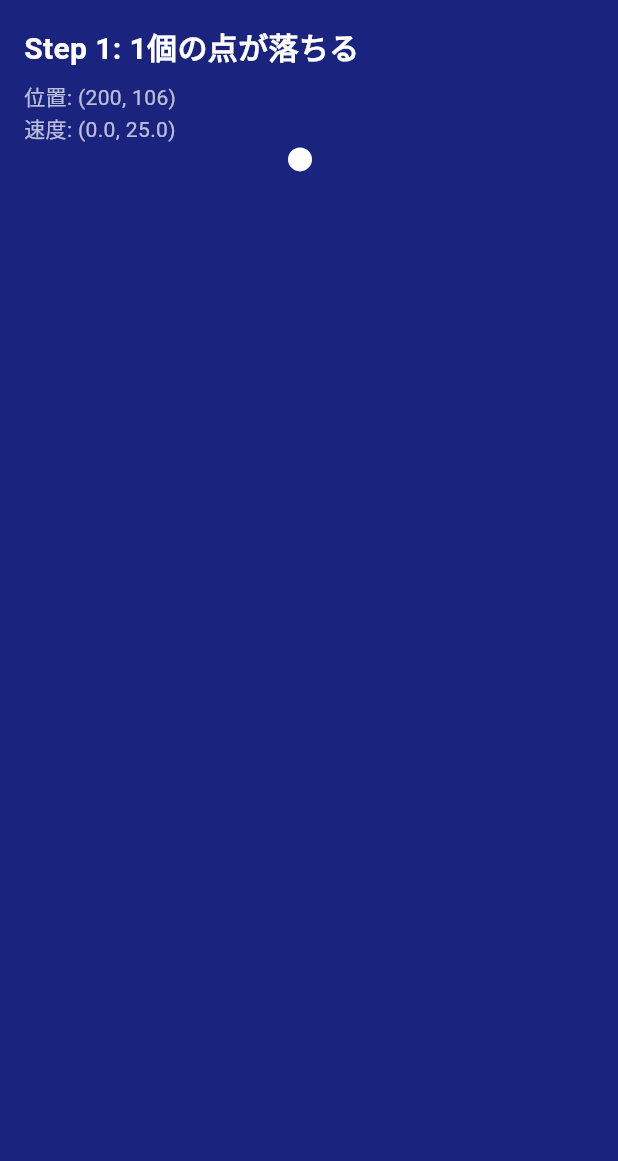
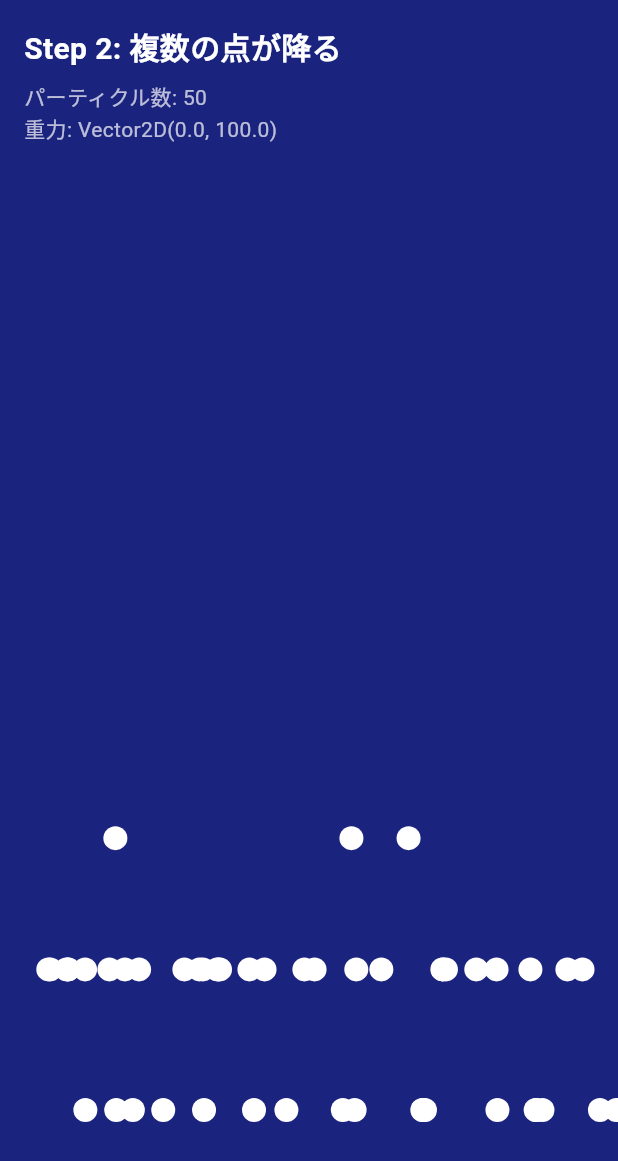
Before and after one commit to kouki2000/physics_splash_demo, a Flutter app: the screen it shows after launch, on a phone screen of 412 x 824 dp. Shown: the top 1161 px of the screen. Run offline on Flutter 3.47's test engine with Material 3 defaults, Android fonts, the phone set to English and light mode, and no system bars.

Commit message:
Step 2: 複数の点が落ちる物理演算

```diff
--- /dev/null
+++ b/lib/core/physics_engine.dart
@@ -0,0 +1,44 @@
+import 'package:flutter/material.dart';
+import 'simple_particle.dart';
+import 'vector2d.dart';
+
+/// 物理演算エンジン
+/// 複数のパーティクルを管理
+class PhysicsEngine {
+  final List<SimpleParticle> particles = [];
+  Vector2D gravity;
+
+  PhysicsEngine({Vector2D? gravity}) : gravity = gravity ?? Vector2D(0, 100);
+
+  /// パーティクルを追加
+  void addParticle(SimpleParticle particle) {
+    particles.add(particle);
+  }
+
+  /// 全てのパーティクルを更新
+  void update(double dt, Size screenSize) {
+    for (var particle in particles) {
+      // 重力を適用
+      particle.applyForce(gravity);
+
+      // 更新
+      particle.update(dt);
+
+      // 画面下に到達したら上に戻す
+      if (particle.position.y > screenSize.height) {
+        particle.position.y = -10;
+        particle.velocity = Vector2D.zero();
+      }
+    }
+  }
+
+  /// 全てのパーティクルを描画
+  void draw(Canvas canvas) {
+    for (var particle in particles) {
+      particle.draw(canvas);
+    }
+  }
+
+  /// パーティクル数を取得
+  int get particleCount => particles.length;
+}
--- a/lib/main.dart
+++ b/lib/main.dart
@@ -1,6 +1,8 @@
 import 'package:flutter/material.dart';
+import 'dart:math';
 import 'core/vector2d.dart';
 import 'core/simple_particle.dart';
+import 'core/physics_engine.dart';
 
 void main() {
   runApp(const MyApp());
@@ -15,38 +17,65 @@
       title: 'Physics Splash Demo',
       debugShowCheckedModeBanner: false,
       theme: ThemeData(primarySwatch: Colors.blue, useMaterial3: true),
-      home: const Step1Screen(),
+      home: const Step2Screen(),
     );
   }
 }
 
-class Step1Screen extends StatefulWidget {
-  const Step1Screen({Key? key}) : super(key: key);
+class Step2Screen extends StatefulWidget {
+  const Step2Screen({Key? key}) : super(key: key);
 
   @override
-  State<Step1Screen> createState() => _Step1ScreenState();
+  State<Step2Screen> createState() => _Step2ScreenState();
 }
 
-class _Step1ScreenState extends State<Step1Screen>
+class _Step2ScreenState extends State<Step2Screen>
     with SingleTickerProviderStateMixin {
   late AnimationController _controller;
-  late SimpleParticle _particle;
+  late PhysicsEngine _engine;
   DateTime _lastTime = DateTime.now();
+  final Random _random = Random();
+  bool _initialized = false; // 初期化フラグを追加
 
   @override
   void initState() {
     super.initState();
 
-    // パーティクルを作成（画面中央上部）
-    _particle = SimpleParticle(position: Vector2D(200, 100));
+    // 物理演算エンジンを作成
+    _engine = PhysicsEngine(gravity: Vector2D(0, 100));
 
     // 60FPSのアニメーションコントローラー
     _controller = AnimationController(
       vsync: this,
-      duration: const Duration(days: 1), // 無限ループ
+      duration: const Duration(days: 1),
     )..addListener(_onFrame);
 
     _controller.repeat();
+  }
+
+  @override
+  void didChangeDependencies() {
+    super.didChangeDependencies();
+
+    // 初回だけパーティクルを追加
+    if (!_initialized) {
+      for (int i = 0; i < 50; i++) {
+        _addRandomParticle();
+      }
+      _initialized = true;
+    }
+  }
+
+  /// ランダムな位置にパーティクルを追加
+  void _addRandomParticle() {
+    final screenWidth = MediaQuery.of(context).size.width;
+    final particle = SimpleParticle(
+      position: Vector2D(
+        _random.nextDouble() * screenWidth, // ランダムなX座標
+        _random.nextDouble() * -200, // 画面上部（少し上から）
+      ),
+    );
+    _engine.addParticle(particle);
   }
 
   void _onFrame() {
@@ -55,18 +84,8 @@
     _lastTime = now;
 
     setState(() {
-      // 重力を適用
-      final gravity = Vector2D(0, 100); // 下向き
-      _particle.applyForce(gravity);
-
-      // 更新
-      _particle.update(dt);
-
-      // 画面下に到達したらリセット
-      if (_particle.position.y > MediaQuery.of(context).size.height) {
-        _particle.position = Vector2D(200, 100);
-        _particle.velocity = Vector2D.zero();
-      }
+      final screenSize = MediaQuery.of(context).size;
+      _engine.update(dt, screenSize);
     });
   }
 
@@ -83,7 +102,7 @@
       body: Stack(
         children: [
           // パーティクルを描画
-          CustomPaint(painter: ParticlePainter(_particle), size: Size.infinite),
+          CustomPaint(painter: EnginePainter(_engine), size: Size.infinite),
           // 情報表示
           SafeArea(
             child: Padding(
@@ -92,7 +111,7 @@
                 crossAxisAlignment: CrossAxisAlignment.start,
                 children: [
                   const Text(
-                    'Step 1: 1個の点が落ちる',
+                    'Step 2: 複数の点が降る',
                     style: TextStyle(
                       color: Colors.white,
                       fontSize: 20,
@@ -101,11 +120,11 @@
                   ),
                   const SizedBox(height: 8),
                   Text(
-                    '位置: (${_particle.position.x.toInt()}, ${_particle.position.y.toInt()})',
+                    'パーティクル数: ${_engine.particleCount}',
                     style: const TextStyle(color: Colors.white70, fontSize: 14),
                   ),
                   Text(
-                    '速度: (${_particle.velocity.x.toStringAsFixed(1)}, ${_particle.velocity.y.toStringAsFixed(1)})',
+                    '重力: ${_engine.gravity}',
                     style: const TextStyle(color: Colors.white70, fontSize: 14),
                   ),
                 ],
@@ -118,15 +137,15 @@
   }
 }
 
-/// パーティクルを描画するPainter
-class ParticlePainter extends CustomPainter {
-  final SimpleParticle particle;
+/// PhysicsEngineを描画するPainter
+class EnginePainter extends CustomPainter {
+  final PhysicsEngine engine;
 
-  ParticlePainter(this.particle);
+  EnginePainter(this.engine);
 
   @override
   void paint(Canvas canvas, Size size) {
-    particle.draw(canvas);
+    engine.draw(canvas);
   }
 
   @override
```
